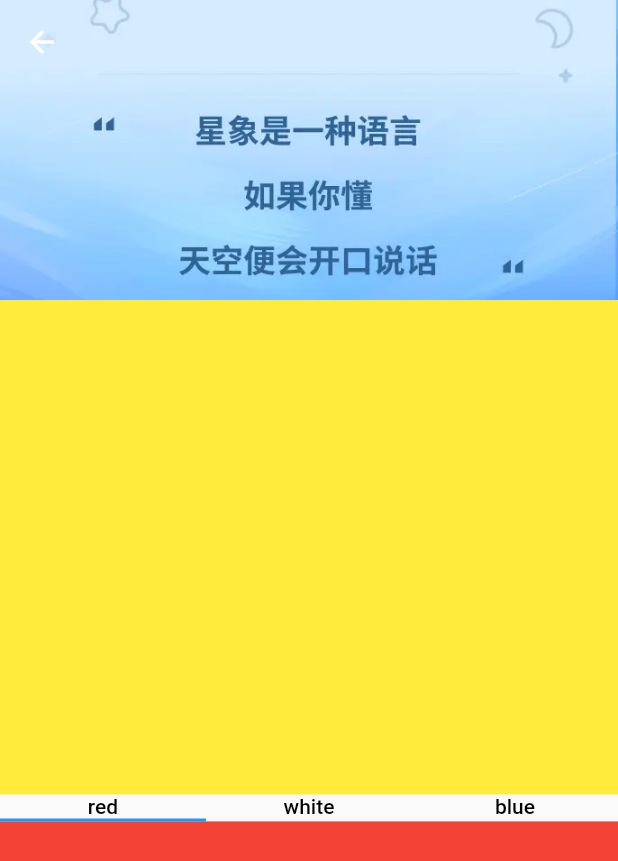
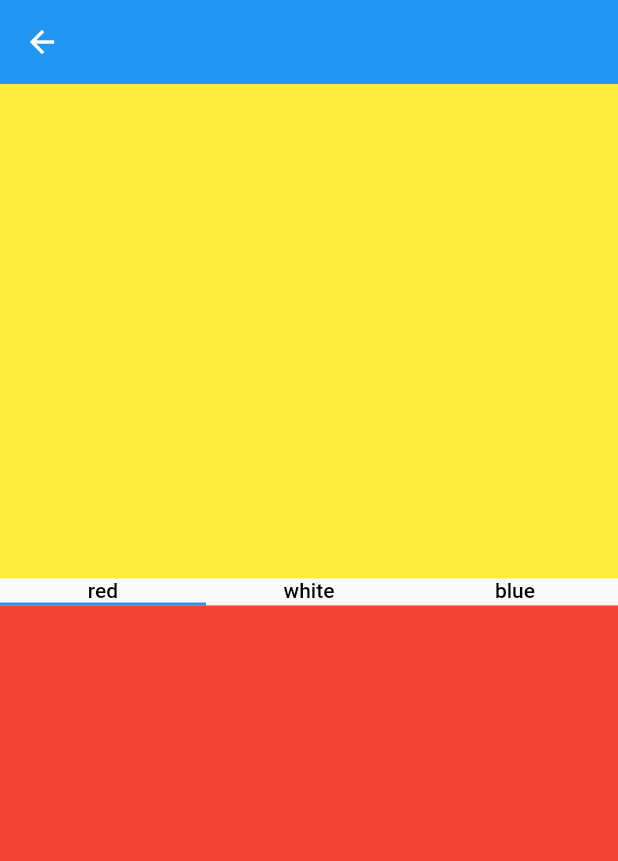
Before and after one commit to fyq550793892/easy_flutter_two, a Flutter app: the NestedScrollPage screen opened directly, on a phone screen of 412 x 824 dp. Shown: the top 861 px of the screen. Run offline on Flutter 3.47's test engine with Material 2 defaults, Android fonts, the phone set to English and light mode, and no system bars; our stand-ins replace extended_nested_scroll_view, flutter_easyloading, flutter_screenutil, fluttertoast, get, image_gallery_saver and 2 more; missing offline and left inert: sp_util.

Commit message:
feat:加入滑动滚动

```diff
--- a/lib/widget_study_modules/scrolls/nested_scroll/nested_scroll_view.dart
+++ b/lib/widget_study_modules/scrolls/nested_scroll/nested_scroll_view.dart
@@ -19,15 +19,22 @@ class _NestedScrollPageState extends State<NestedScrollPage> with SingleTickerPr
   final state = Get.find<NestedScrollLogic>().state;
 
   late TabController tabController;
+  double? statusBarHeight;
+
+  double? pinnedHeaderHeight;
+
   @override
   void initState() {
     // TODO: implement initState
     super.initState();
+
     tabController = TabController(length: 3, vsync: this);
   }
 
   @override
   Widget build(BuildContext context) {
+    statusBarHeight = MediaQuery.of(context).padding.top;
+    pinnedHeaderHeight = statusBarHeight! + kToolbarHeight;
     return Scaffold(
       body: ExtendedNestedScrollView(
         headerSliverBuilder: (BuildContext context, bool innerBoxIsScrolled) {
@@ -36,14 +43,14 @@ class _NestedScrollPageState extends State<NestedScrollPage> with SingleTickerPr
               floating: true,
               // snap: true,
               pinned: true,
-              expandedHeight: 200,
-              forceElevated: innerBoxIsScrolled,
-              flexibleSpace: FlexibleSpaceBar(
-                background: Image.asset(
-                  "assets/star_calendar_share_no_content.webp",
-                  fit: BoxFit.cover,
-                ),
-              ),
+              // expandedHeight: 200,
+              // forceElevated: innerBoxIsScrolled,
+              // flexibleSpace: FlexibleSpaceBar(
+              //   background: Image.asset(
+              //     "assets/star_calendar_share_no_content.webp",
+              //     fit: BoxFit.cover,
+              //   ),
+              // ),
             ),
             SliverToBoxAdapter(
               child: Container(
@@ -54,12 +61,13 @@ class _NestedScrollPageState extends State<NestedScrollPage> with SingleTickerPr
             ),
           ];
         },
-        body: Builder(
-          builder: (BuildContext context) {
-            return CustomScrollView(
-              slivers: [
-                SliverToBoxAdapter(
-                  child: TabBar(
+        pinnedHeaderSliverHeightBuilder: () {
+          return pinnedHeaderHeight!;
+        },
+        onlyOneScrollInBody: true,
+        body: Column(
+          children: [
+            TabBar(
               tabs: [
                 Text(
                   "red",
@@ -76,11 +84,8 @@ class _NestedScrollPageState extends State<NestedScrollPage> with SingleTickerPr
               ],
               controller: tabController,
             ),
-                ),
-                SliverFillViewport(
-                  delegate: SliverChildListDelegate(
-                    [
-                      TabBarView(
+            Expanded(
+              child: TabBarView(
                 controller: tabController,
                 children: [
                   Container(
@@ -100,12 +105,8 @@ class _NestedScrollPageState extends State<NestedScrollPage> with SingleTickerPr
                   ),
                 ],
               ),
-                    ],
-                  ),
             ),
           ],
-            );
-          },
         ),
       ),
     );
```
Lines whose indentation alone changed are shown as unchanged.
